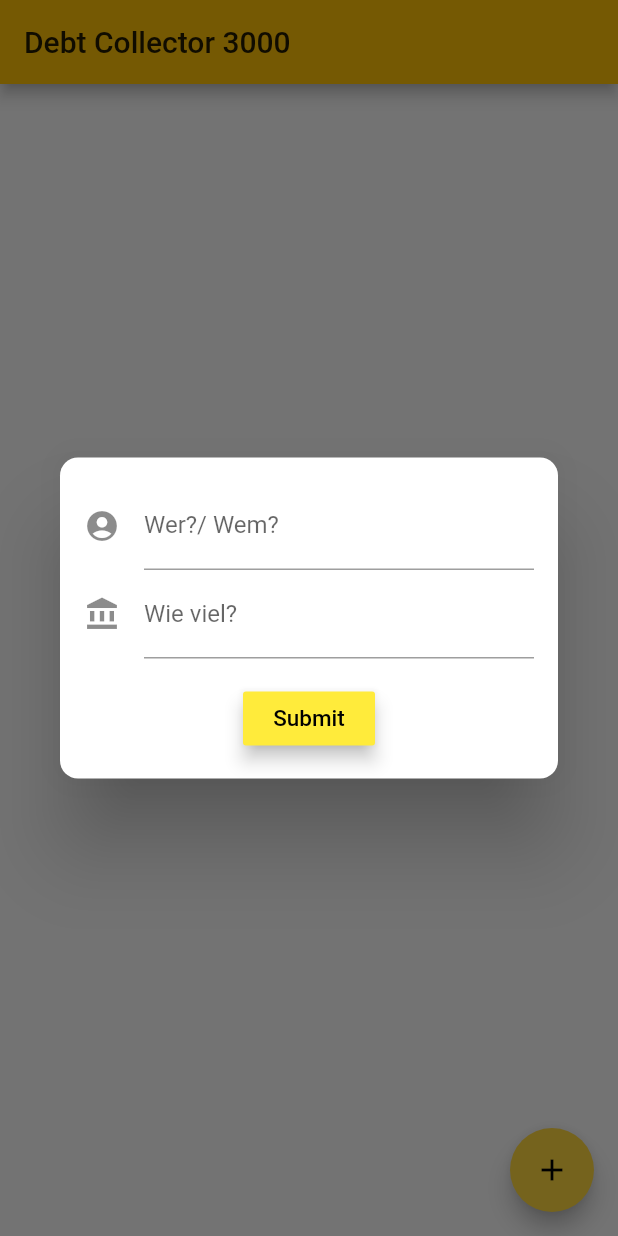
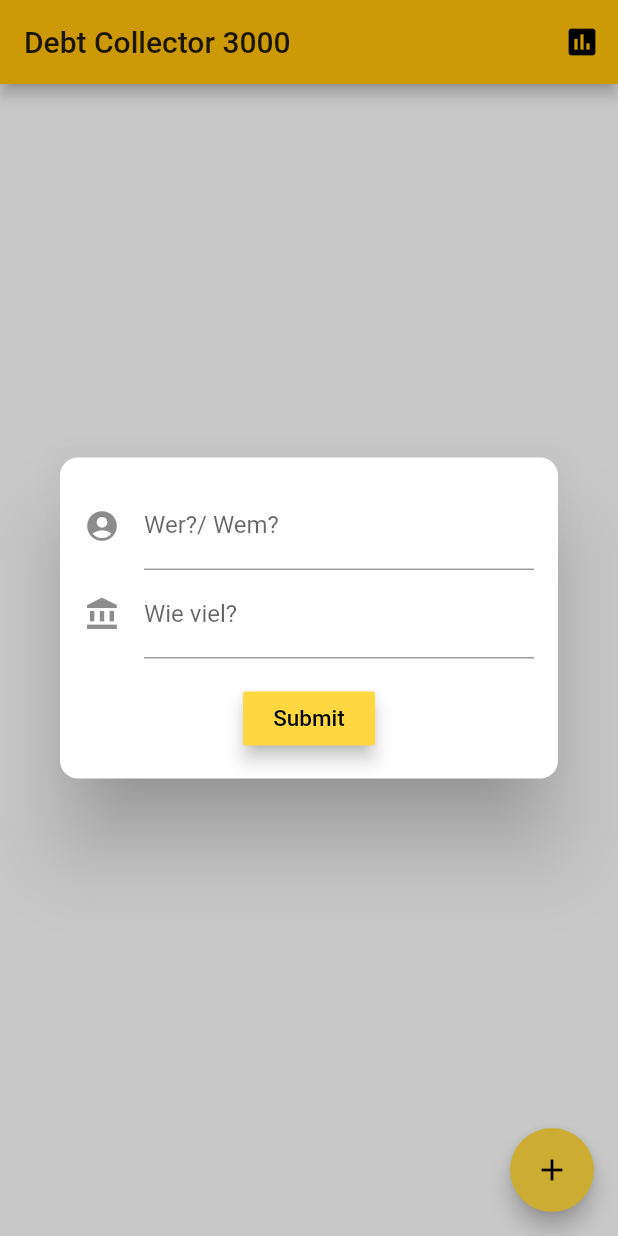
Before and after one commit to CaptainWeasle/Projekt-B, a Flutter app: the screen it shows after launch, after a tap on the "add" icon, on a phone screen of 412 x 824 dp. Run offline on Flutter 3.47's test engine with Material 2 defaults, Android fonts, the phone set to English and light mode, and no system bars; our stand-ins replace bloc, flutter_bloc; Roboto replaces fonts that are missing (Montserrat).

Commit message:
added summaryIcon, added animation to dialogs, added CustomAlert class

```diff
--- a/project_b/lib/main.dart
+++ b/project_b/lib/main.dart
@@ -1,18 +1,12 @@
 import 'package:flutter/material.dart';
 import 'package:flutter_bloc/flutter_bloc.dart';
 import 'package:project_b/src/blocs/debtList_bloc.dart';
-import 'package:project_b/src/pages/addDebtPage.dart';
 import 'package:project_b/src/pages/detailedPage.dart';
 import 'package:project_b/src/pages/homePage.dart';
 
 void main() => runApp(MyApp());
 
 class MyApp extends StatelessWidget {
-
-  // This widget is the root of your application.
-
-
-
   @override
   Widget build(BuildContext context) {
     return MultiBlocProvider(
@@ -42,8 +36,7 @@ class MyApp extends StatelessWidget {
         routes: {
           "HomePage": (context) => HomePage(),
           "DetailedPage": (context) => DetailedPage(),
-          "AddDebtPage": (context) => AddDebtPage(),
-          //"ProfilePage": (context) => ProfilePage(),
+          //"AddDebtPage": (context) => AddDebtPage(),
         },
         debugShowCheckedModeBanner: false,
         title: 'Debt Collector',
--- a/project_b/lib/src/pages/homePage.dart
+++ b/project_b/lib/src/pages/homePage.dart
@@ -2,7 +2,7 @@ import 'package:flutter/material.dart';
 import 'package:flutter_bloc/flutter_bloc.dart';
 import 'package:project_b/src/blocs/debtList_bloc.dart';
 import 'package:project_b/src/models/debtList.dart';
-import 'package:project_b/src/pages/addDebtPage.dart';
+import 'package:project_b/src/ui_elements/customAlert.dart';
 import 'package:project_b/src/ui_elements/debtItemWidget.dart';
 
 class HomePage extends StatefulWidget {
@@ -13,18 +13,21 @@ class HomePage extends StatefulWidget {
 }
 
 class HomePageState extends State<HomePage> {
-  createAlertDialog(BuildContext context) {
-    TextEditingController debtInputController = TextEditingController();
+  @override
+  Widget build(BuildContext context) {
+    DebtListBloc _debtListBloc = BlocProvider.of<DebtListBloc>(context);
 
-    return showDialog(
-      context: context,
-      builder: (context) {
-        return Dialog(
-          shape:
-              RoundedRectangleBorder(borderRadius: BorderRadius.circular(12.0)),
-          //this right here
+    Widget summaryDialog = Padding(
+      padding: const EdgeInsets.all(16.0),
+      child: Column(
+        mainAxisSize: MainAxisSize.min,
+        children: <Widget>[
+          //TODO: Content here
+        ],
+      ),
+    );
 
-          child: Padding(
+    Widget addDebtDialog = Padding(
       padding: const EdgeInsets.all(16.0),
       child: Container(
         child: Column(
@@ -32,14 +35,12 @@ class HomePageState extends State<HomePage> {
           children: <Widget>[
             TextField(
               decoration: InputDecoration(
-                        icon: Icon(Icons.account_circle),
-                        labelText: "Wer?/ Wem?"),
+                  icon: Icon(Icons.account_circle), labelText: "Wer?/ Wem?"),
             ),
             TextField(
-                    obscureText: true,
+              keyboardType: TextInputType.number,
               decoration: InputDecoration(
-                        icon: Icon(Icons.account_balance),
-                        labelText: "Wie viel?"),
+                  icon: Icon(Icons.account_balance), labelText: "Wie viel?"),
             ),
             Padding(
               padding: const EdgeInsets.fromLTRB(0, 16, 0, 0),
@@ -49,7 +50,7 @@ class HomePageState extends State<HomePage> {
                     "Submit",
                     style: TextStyle(color: Colors.black, fontSize: 15),
                   ),
-                        color: Colors.yellow,
+                  color: Theme.of(context).accentColor,
                   onPressed: () {
                     Navigator.pop(context);
                   }),
@@ -57,15 +58,51 @@ class HomePageState extends State<HomePage> {
           ],
         ),
       ),
-          ),
+    );
+
+    var _summaryIcon = IconButton(
+      icon: Icon(Icons.assessment),
+      onPressed: () {
+        showGeneralDialog(
+            barrierColor: Colors.black.withOpacity(0.01),
+            transitionBuilder: (context, a1, a2, widget) {
+              final curvedValue =
+                  Curves.linearToEaseOut.transform(a1.value) - 1.0;
+              return Transform(
+                transform:
+                    Matrix4.translationValues(0.0, curvedValue * 200, 0.0),
+                child: Opacity(
+                    opacity: a1.value,
+                    child: CustomAlert(
+                      content: summaryDialog,
+                    )),
               );
             },
+            transitionDuration: Duration(milliseconds: 150),
+            barrierDismissible: true,
+            barrierLabel: '',
+            context: context,
+            pageBuilder: (context, animation1, animation2) {});
+      },
     );
-  }
 
-  @override
-  Widget build(BuildContext context) {
-    DebtListBloc _debtListBloc = BlocProvider.of<DebtListBloc>(context);
+    var _floatingActionButton = FloatingActionButton(
+      onPressed: () {
+        //TODO: Opacity transition, also rein faden und raus faden
+        showGeneralDialog(
+          barrierColor: Colors.black.withOpacity(0.2),
+          transitionBuilder: (context, a1, a2, widget) {
+            return CustomAlert(content: addDebtDialog,);
+          },
+          pageBuilder: (context, animation1, animation2) {},
+          transitionDuration: Duration(milliseconds: 0),
+          barrierDismissible: true,
+          barrierLabel: '',
+          context: context,
+        );
+      },
+      child: Icon(Icons.add),
+    );
 
     var _appBody = BlocBuilder(
       bloc: _debtListBloc,
@@ -84,13 +121,11 @@ class HomePageState extends State<HomePage> {
     return Scaffold(
       appBar: AppBar(
         title: Text("Debt Collector 3000"),
+        actions: <Widget>[
+          _summaryIcon,
+        ],
       ),
-      floatingActionButton: FloatingActionButton(
-        onPressed: () {
-          createAlertDialog(context);
-        },
-        child: Icon(Icons.add),
-      ),
+      floatingActionButton: _floatingActionButton,
       body: _appBody,
     );
   }
--- /dev/null
+++ b/project_b/lib/src/ui_elements/customAlert.dart
@@ -0,0 +1,21 @@
+import 'package:flutter/material.dart';
+
+class CustomAlert extends StatefulWidget {
+  final Widget content;
+
+  const CustomAlert({Key key, this.content}) : super(key: key);
+
+  State<CustomAlert> createState() => CustomAlertState();
+}
+
+class CustomAlertState extends State<CustomAlert> {
+  @override
+  Widget build(BuildContext context) {
+    return Dialog(
+      shape: RoundedRectangleBorder(
+        borderRadius: BorderRadius.circular(12),
+      ),
+      child: widget.content,
+    );
+  }
+}
```
Also changed, not shown: project_b/lib/src/pages/addDebtPage.dart (deleted, +0 -25 lines). Lines whose indentation alone changed are shown as unchanged.
